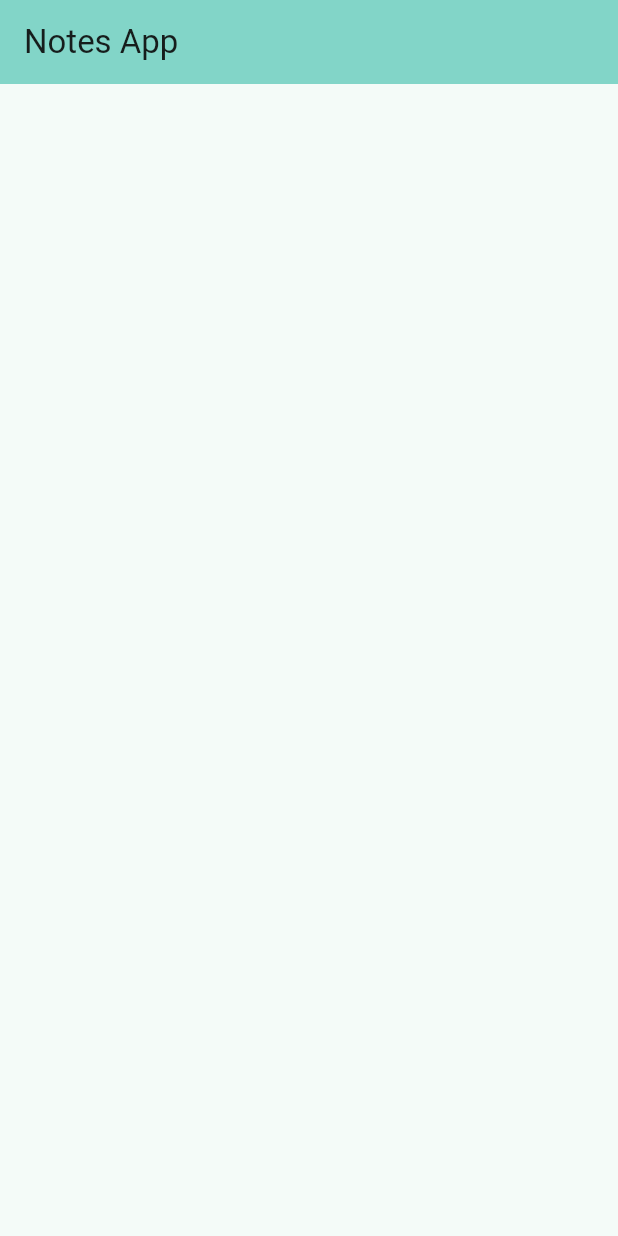
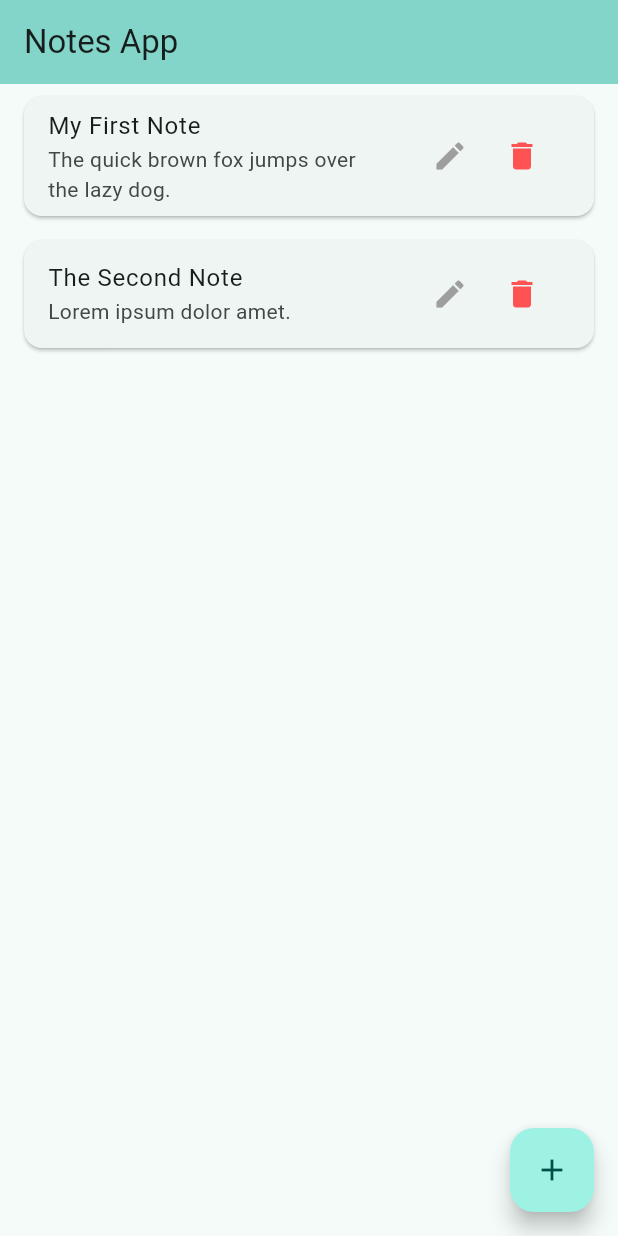
Before and after one commit to marcoxmediran/flutter_flask_practice, a Flutter app: the screen it shows after launch, on a phone screen of 412 x 824 dp. Run offline on Flutter 3.47's test engine with Material 3 defaults, Android fonts, the phone set to English and light mode, and no system bars.

Commit message:
refactor: move notes list to separate NotesScreen widget

```diff
--- a/notes_app/lib/main.dart
+++ b/notes_app/lib/main.dart
@@ -1,4 +1,5 @@
 import 'package:flutter/material.dart';
+import 'package:notes_app/src/view/notes_screen.dart';
 
 void main() {
   runApp(const MyApp());
@@ -30,12 +31,6 @@
 class _MyHomePageState extends State<MyHomePage> {
   @override
   Widget build(BuildContext context) {
-    return Scaffold(
-      appBar: AppBar(
-        backgroundColor: Theme.of(context).colorScheme.inversePrimary,
-        title: Text('Notes App'),
-      ),
-      body: Center(),
-    );
+    return NotesScreenPage();
   }
 }
--- /dev/null
+++ b/notes_app/lib/src/view/notes_screen.dart
@@ -0,0 +1,63 @@
+import 'package:flutter/material.dart';
+
+class NotesScreenPage extends StatefulWidget {
+  const NotesScreenPage({super.key});
+
+  @override
+  State<NotesScreenPage> createState() => _NotesScreenPage();
+}
+
+class _NotesScreenPage extends State<NotesScreenPage> {
+  List<Map<String, dynamic>> _notes = [
+    {
+      'id': 1,
+      'title': 'My First Note',
+      'content': 'The quick brown fox jumps over the lazy dog.',
+    },
+    {'id': 2, 'title': 'The Second Note', 'content': 'Lorem ipsum dolor amet.'},
+  ];
+
+  @override
+  Widget build(BuildContext context) {
+    return Scaffold(
+      appBar: AppBar(
+        backgroundColor: Theme.of(context).colorScheme.inversePrimary,
+        title: Text('Notes App'),
+      ),
+      body: ListView.builder(
+        itemCount: _notes.length,
+        itemBuilder: (content, index) {
+          final note = _notes[index];
+          return Card(
+            margin: const EdgeInsets.symmetric(vertical: 8, horizontal: 16),
+            child: ListTile(
+              title: Text(note['title']),
+              subtitle: Text(note['content']),
+              trailing: Row(
+                mainAxisSize: MainAxisSize.min,
+                children: [
+                  IconButton(
+                    onPressed: () {
+                      // Edit functionality
+                    },
+                    icon: Icon(Icons.edit, color: Colors.grey),
+                  ),
+                  IconButton(
+                    onPressed: () {
+                      // Delete functionality
+                    },
+                    icon: Icon(Icons.delete, color: Colors.redAccent),
+                  ),
+                ],
+              ),
+            ),
+          );
+        },
+      ),
+      floatingActionButton: FloatingActionButton(
+        onPressed: () {},
+        child: const Icon(Icons.add),
+      ),
+    );
+  }
+}
```
